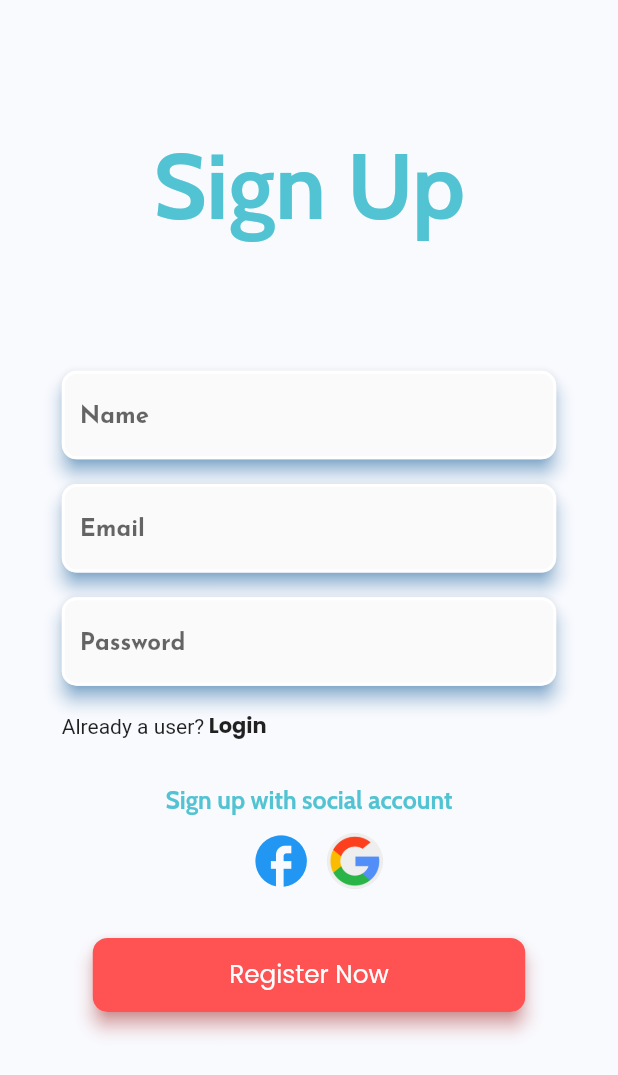
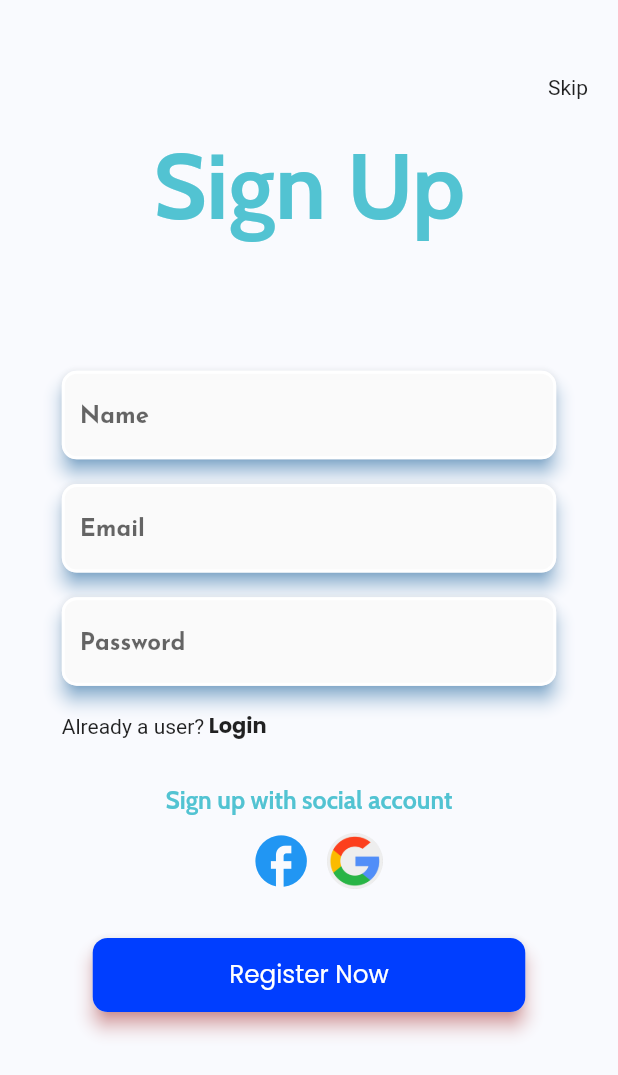
Before and after one commit to mdshihabuddinroky/english_test, a Flutter app: the screen it shows after launch, on a phone screen of 412 x 824 dp. Shown: the top 1075 px of the screen. Run offline on Flutter 3.47's test engine with Material 2 defaults, Android fonts, the phone set to English and light mode, and no system bars; our stand-ins replace audioplayers, cached_network_image, firebase_auth, firebase_core, flutter_widget_from_html, get and 6 more; missing offline and left inert: flutter_facebook_auth, progress_loading_button; accounts and stored records are empty; project files that could hold a hidden picture were left out.

Commit message:
after setup ios, before play store publish

```diff
--- /dev/null
+++ b/lib/color.dart
@@ -0,0 +1,6 @@
+import 'package:flutter/material.dart';
+
+class Appcolor {
+  static const primary = Color(0xff003eff);
+  static const secondary = Color(0xffbaedfc);
+}
--- a/lib/controller/login_controller.dart
+++ b/lib/controller/login_controller.dart
@@ -3,13 +3,15 @@
 import 'package:get/get.dart';
 
 import 'package:http/http.dart' as http;
+import 'package:shared_preferences/shared_preferences.dart';
 
 import '../views/home.dart';
 
 class LoginController extends GetxController {
   var isloading = false.obs;
 
-  void registerNow(String email, String pass) async {
+  void loginNow(String email, String pass) async {
+    final prefs = await SharedPreferences.getInstance();
     isloading(true);
 
     var client = http.Client();
@@ -19,6 +21,7 @@ class LoginController extends GetxController {
 
     try {
       if (response.statusCode == 200) {
+        prefs.setBool('islogin', true);
         isloading(false);
         Get.offAll(() => const Home());
       } else if (response.statusCode == 403) {
--- a/lib/controller/register_controller.dart
+++ b/lib/controller/register_controller.dart
@@ -3,6 +3,7 @@
 import 'package:get/get.dart';
 
 import 'package:http/http.dart' as http;
+import 'package:shared_preferences/shared_preferences.dart';
 
 import '../views/home.dart';
 
@@ -11,7 +12,8 @@ class RegisterController extends GetxController {
 
   void registerNow(String name, String email, String pass) async {
     isloading(true);
-
+    final prefs = await SharedPreferences.getInstance();
+    //islogin = prefs.getBool("islogin") ?? false;
     var client = http.Client();
 
     var response = await client.get(Uri.parse(
@@ -21,6 +23,7 @@ class RegisterController extends GetxController {
       if (response.statusCode == 200) {
         isloading(false);
         Get.offAll(() => const Home());
+        prefs.setBool('islogin', true);
       } else if (response.statusCode == 403) {
         isloading(false);
         Get.snackbar("Failed", "This email is already registered");
--- a/lib/controller/test_controller.dart
+++ b/lib/controller/test_controller.dart
@@ -11,6 +11,7 @@ class TestController extends GetxController {
   var page = 1.obs;
   var isloading = true.obs;
   var pageindex = 0.obs;
+  var buttoncolor = {}.obs;
 
   TestController(this.category);
   @override
@@ -29,7 +30,6 @@ class TestController extends GetxController {
 
     try {
       if (response.statusCode == 200) {
-
         isloading(false);
         var testList = testModelFromJson(response.body);
 
--- a/lib/views/home.dart
+++ b/lib/views/home.dart
@@ -5,6 +5,7 @@ import 'package:get/get.dart';
 import 'package:google_fonts/google_fonts.dart';
 import '../widgets/categoryWidget.dart';
 import '../widgets/drawer.dart';
+import '../widgets/loading.dart';
 import '../widgets/no_data.dart';
 
 class Home extends StatefulWidget {
@@ -66,6 +67,7 @@ class _HomeState extends State<Home> with TickerProviderStateMixin {
                           Get.to(() => const SearchPage());
                         }),
                         decoration: const InputDecoration(
+                          labelText: "Search..",
                           filled: true,
                           fillColor: Color(0xfff4f4fa),
                           prefixIcon: Icon(
@@ -126,7 +128,7 @@ class _HomeState extends State<Home> with TickerProviderStateMixin {
                       height: Get.height * 0.80,
                       child: TabBarView(controller: _tabController, children: [
                         Obx(() => (controller.isloading_word.value)
-                            ? const Center(child: CircularProgressIndicator())
+                            ? loading()
                             : (controller.wordcategorylist.isEmpty)
                                 ? noData()
                                 : ListView.builder(
@@ -142,7 +144,7 @@ class _HomeState extends State<Home> with TickerProviderStateMixin {
                                               .wordcategorylist[index].image);
                                     }).paddingOnly(bottom: Get.height * 0.05)),
                         Obx(() => (controller.isloading_sentence.value)
-                            ? const Center(child: CircularProgressIndicator())
+                            ? loading()
                             : (controller.sentenceCategorylist.isEmpty)
                                 ? Center(
                                     child: Text(
--- a/lib/views/signUp.dart
+++ b/lib/views/signUp.dart
@@ -1,15 +1,19 @@
+import 'package:english_test/color.dart';
 import 'package:english_test/controller/register_controller.dart';
 import 'package:english_test/views/Login.dart';
-import 'package:english_test/views/home.dart';
+
 import 'package:english_test/widgets/customButton.dart';
 import 'package:firebase_auth/firebase_auth.dart';
 import 'package:flutter/material.dart';
 import 'package:get/get.dart';
 import 'package:google_fonts/google_fonts.dart';
+import 'package:progress_loading_button/progress_loading_button.dart';
 
 import '../controller/social_auth_controller.dart';
 import '../widgets/HeaderText.dart';
 import '../widgets/TextBox.dart';
+import '../widgets/loading.dart';
+import '../widgets/skip_button.dart';
 
 class SingUp extends StatelessWidget {
   const SingUp({super.key});
@@ -31,7 +35,12 @@ class SingUp extends StatelessWidget {
               child: Column(
                 crossAxisAlignment: CrossAxisAlignment.center,
                 children: [
-                  headerText("Sign Up"),
+                  Stack(
+                    children: [
+                      headerText("Sign Up"),
+                      Positioned(right: 20, top: 50, child: skip())
+                    ],
+                  ),
                   Form(
                       key: _formKey,
                       child: Column(
@@ -76,19 +85,27 @@ class SingUp extends StatelessWidget {
                   Row(
                     mainAxisAlignment: MainAxisAlignment.center,
                     children: [
-                      Icon(
-                        Icons.facebook_rounded,
-                        color: Colors.blue,
-                        size: Get.width * 0.10,
-                      ).paddingAll(10),
+                      GestureDetector(
+                        onTap: () async {
+                          await authController.signInWithFacebook();
+                          if (authController.name.value != "") {
+                            controller.registerNow(authController.name.value,
+                                authController.email.value, "null");
+                          }
+                        },
+                        child: Icon(
+                          Icons.facebook_rounded,
+                          color: Colors.blue,
+                          size: Get.width * 0.10,
+                        ).paddingAll(10),
+                      ),
                       GestureDetector(
                         onTap: () async {
                           await authController.signInWithGoogle();
-
-                          var name =
-                              FirebaseAuth.instance.currentUser!.displayName;
-                          var email = FirebaseAuth.instance.currentUser!.email;
-                          Get.snackbar(name!, email!);
+                          if (authController.name.value != "") {
+                            controller.registerNow(authController.name.value,
+                                authController.email.value, "null");
+                          }
                         },
                         child: Image.asset(
                           'assets/google.png',
@@ -114,8 +131,7 @@ class SingUp extends StatelessWidget {
               ),
             ),
             Obx(() => Visibility(
-                visible: controller.isloading.value,
-                child: const CircularProgressIndicator()))
+                visible: controller.isloading.value, child: loading()))
           ],
         ));
   }
--- a/lib/widgets/customButton.dart
+++ b/lib/widgets/customButton.dart
@@ -10,7 +10,8 @@ Widget customButton(String text) {
     child: Container(
         width: Get.width * 0.70,
         decoration: BoxDecoration(
-            color: Colors.redAccent, borderRadius: BorderRadius.circular(10)),
+            color: const Color(0xff003eff),
+            borderRadius: BorderRadius.circular(10)),
         alignment: Alignment.center,
         height: Get.height * 0.06,
         child: Text(
--- /dev/null
+++ b/lib/widgets/loading.dart
@@ -0,0 +1,13 @@
+import 'package:flutter/material.dart';
+import 'package:loading_animation_widget/loading_animation_widget.dart';
+
+import '../color.dart';
+
+Widget loading() {
+  return Center(
+    child: LoadingAnimationWidget.staggeredDotsWave(
+      color: Appcolor.primary,
+      size: 50,
+    ),
+  );
+}
--- /dev/null
+++ b/lib/widgets/skip_button.dart
@@ -0,0 +1,14 @@
+import 'package:english_test/views/home.dart';
+import 'package:flutter/material.dart';
+import 'package:get/get.dart';
+import 'package:shared_preferences/shared_preferences.dart';
+
+Widget skip() {
+  return GestureDetector(
+      onTap: (() async {
+        final prefs = await SharedPreferences.getInstance();
+        prefs.setBool('islogin', true);
+        Get.offAll(() => const Home());
+      }),
+      child: const Text("Skip"));
+}
--- a/pubspec.yaml
+++ b/pubspec.yaml
@@ -34,6 +34,7 @@ dependencies:
   firebase_core: ^2.4.0
   firebase_auth: ^4.2.0
   google_sign_in: ^5.4.2
+  flutter_facebook_auth: ^5.0.6
   flutter:
     sdk: flutter
   flutter_widget_from_html: ^0.9.0+1
@@ -43,10 +44,15 @@ dependencies:
   lottie: ^2.0.0
   onesignal_flutter: ^3.5.0
   share_plus: ^6.3.0
+  shared_preferences: ^2.0.15
+  cached_network_image: ^3.2.3
+  loading_animation_widget: ^1.2.0+4
+  progress_loading_button: ^1.1.4
 
 dev_dependencies:
   flutter_lints: ^2.0.0
   flutter_launcher_icons: "^0.11.0"
+  change_app_package_name: ^1.1.0
 
 flutter_icons:
   android: "launcher_icon"
```
Also changed, not shown: lib/controller/social_auth_controller.dart (+42 -10 lines), lib/views/Login.dart (+33 -6 lines), lib/views/test.dart (+50 -32 lines), lib/widgets/categoryWidget.dart (+10 -2 lines), lib/firebase_options.dart, pubspec.lock, 11 other files.
